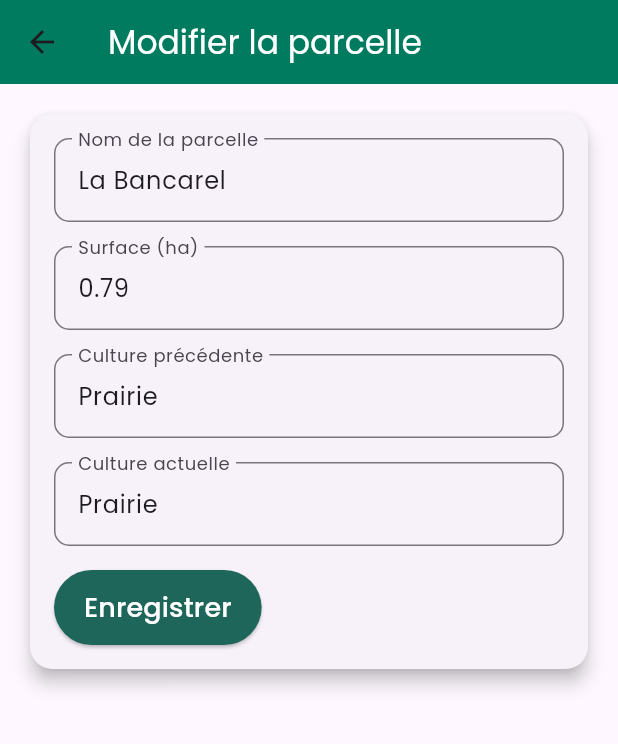
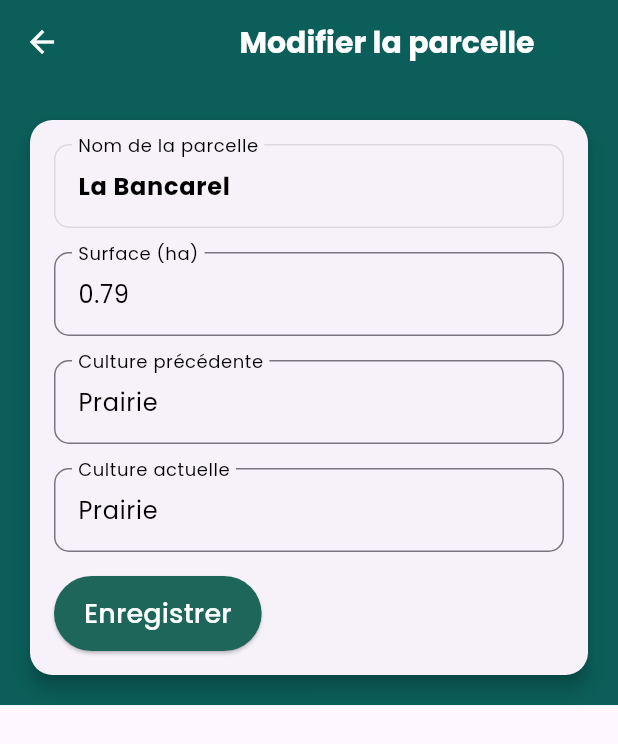
Before and after one commit to mikaelvery/sheep_care, a Flutter app: the ParcelsDetailScreen screen opened directly with sample values from the repository, after a tap on "Modifier les informations", on a phone screen of 412 x 824 dp. Shown: the top 744 px of the screen. Run offline on Flutter 3.47's test engine with Material 3 defaults, Android fonts, the phone set to English and light mode, and no system bars; our stand-ins replace firebase_auth, firebase_core, google_maps_flutter, google_sign_in; accounts and stored records are empty.

Commit message:
maj all app bar in the app and delete bottom bar

```diff
--- a/lib/main.dart
+++ b/lib/main.dart
@@ -26,7 +26,7 @@ class MyApp extends StatelessWidget {
       home: const LoginPage(),
       routes: {
         '/home': (context) => const HomeScreen(),
-        '/parcelles': (context) => const ParcelsScreen(),
+        '/parcels': (context) => const ParcelsScreen(),
       },
     );
   }
--- a/lib/screens/edit_parcel_screen.dart
+++ b/lib/screens/edit_parcel_screen.dart
@@ -1,4 +1,5 @@
 import 'package:flutter/material.dart';
+import 'package:sheep_care/widgets/app_bar.dart';
 import '../models/parcels.dart';
 
 class EditParcelScreen extends StatelessWidget {
@@ -9,14 +10,26 @@ class EditParcelScreen extends StatelessWidget {
   @override
   Widget build(BuildContext context) {
     return Scaffold(
-      appBar: AppBar(
-        title: const Text(
+      appBar: const PreferredSize(
+        preferredSize: Size.fromHeight(60.0),
+        child: CustomAppBar(
+          titleWidget: Center(
+            child: Text(
               'Modifier la parcelle',
-          style: TextStyle(color: Colors.white),
+              style: TextStyle(
+                color: Colors.white,
+                fontWeight: FontWeight.bold,
+                fontSize: 20,
               ),
-        backgroundColor: const Color(0xFF007B5F),
             ),
-      body: SingleChildScrollView(
+          ),
+          showBackButton: true,
+          actions: [],
+        ),
+      ),
+      body: Container(
+        color: const Color.fromARGB(255, 11, 94, 89),
+        child: SingleChildScrollView(
           padding: const EdgeInsets.all(16.0),
           child: Card(
             elevation: 5,
@@ -28,50 +41,16 @@ class EditParcelScreen extends StatelessWidget {
               child: Column(
                 crossAxisAlignment: CrossAxisAlignment.start,
                 children: [
-                TextField(
-                  decoration: InputDecoration(
-                    labelText: 'Nom de la parcelle',
-                    border: OutlineInputBorder(
-                      borderRadius: BorderRadius.circular(10),
-                    ),
-                  ),
-                  controller: TextEditingController(text: parcel.nom),
-                ),
+                  _buildTextField('Nom de la parcelle', parcel.nom, isEditable: false, isBold: true),
                   const SizedBox(height: 16),
-                TextField(
-                  decoration: InputDecoration(
-                    labelText: 'Surface (ha)',
-                    border: OutlineInputBorder(
-                      borderRadius: BorderRadius.circular(10),
-                    ),
-                  ),
-                  controller: TextEditingController(text: parcel.surface.toString()),
-                ),
+                  _buildTextField('Surface (ha)', parcel.surface.toString()),
                   const SizedBox(height: 16),
-                TextField(
-                  decoration: InputDecoration(
-                    labelText: 'Culture précédente',
-                    border: OutlineInputBorder(
-                      borderRadius: BorderRadius.circular(10),
-                    ),
-                  ),
-                  controller: TextEditingController(text: parcel.culturePrecedente),
-                ),
+                  _buildTextField('Culture précédente', parcel.culturePrecedente),
                   const SizedBox(height: 16),
-                TextField(
-                  decoration: InputDecoration(
-                    labelText: 'Culture actuelle',
-                    border: OutlineInputBorder(
-                      borderRadius: BorderRadius.circular(10),
-                    ),
-                  ),
-                  controller: TextEditingController(text: parcel.cultureActuelle),
-                ),
+                  _buildTextField('Culture actuelle', parcel.cultureActuelle),
                   const SizedBox(height: 16),
                   ElevatedButton(
                     onPressed: () {
-                    // Logique pour enregistrer les modifications
-                    // mise à jour de la base de données
                       Navigator.pop(context);
                     },
                     style: ElevatedButton.styleFrom(
@@ -91,6 +70,27 @@ class EditParcelScreen extends StatelessWidget {
             ),
           ),
         ),
+      ),
+    );
+  }
+
+  Widget _buildTextField(String label, String initialValue, {bool isEditable = true, bool isBold = false}) {
+    return TextField(
+      enabled: isEditable,
+      decoration: InputDecoration(
+        labelText: label,
+        labelStyle: const TextStyle(color: Colors.black),
+        border: OutlineInputBorder(
+          borderRadius: BorderRadius.circular(10),
+          borderSide: const BorderSide(color: Colors.black),
+        ),
+        focusedBorder: OutlineInputBorder(
+          borderRadius: BorderRadius.circular(10),
+          borderSide: const BorderSide(color: Colors.black),
+        ),
+      ),
+      controller: TextEditingController(text: initialValue),
+      style: TextStyle(color: Colors.black, fontWeight: isBold ? FontWeight.bold : FontWeight.normal),
     );
   }
 }
--- a/lib/screens/parcels_detail_screen.dart
+++ b/lib/screens/parcels_detail_screen.dart
@@ -8,7 +8,7 @@ class ParcelsDetailScreen extends StatelessWidget {
 
   const ParcelsDetailScreen({required this.parcel, super.key});
 
-   @override
+  @override
   Widget build(BuildContext context) {
     return Scaffold(
       appBar: CustomAppBar(
--- a/lib/widgets/app_bar.dart
+++ b/lib/widgets/app_bar.dart
@@ -2,39 +2,48 @@ import 'package:flutter/material.dart';
 
 class CustomAppBar extends StatelessWidget implements PreferredSizeWidget {
   final Widget titleWidget;
+  final bool showBackButton;
   final List<Widget> actions;
-  final bool showBackButton;
+  final VoidCallback? onBackPressed;
 
   const CustomAppBar({
+    required this.titleWidget,
+    required this.showBackButton,
+    required this.actions,
+    this.onBackPressed,
     super.key,
-    required this.titleWidget,
-    this.actions = const [],
-    required this.showBackButton,
   });
 
   @override
   Widget build(BuildContext context) {
     return AppBar(
-      backgroundColor: Colors.transparent,
-      flexibleSpace: Container(
-        decoration: const BoxDecoration(
-          gradient: LinearGradient(
-            colors: [
-              Color(0xFF47B2A3), // Une couleur verte douce
-              Color(0xFF70D4B4), // Une couleur plus claire pour créer un effet de dégradé
-            ],
-            begin: Alignment.topLeft,
-            end: Alignment.bottomRight,
+      leading: showBackButton
+          ? IconButton(
+              icon: const Icon(Icons.arrow_back, color: Colors.white),
+              onPressed: () {
+                if (onBackPressed != null) {
+                  onBackPressed!();
+                } else {
+                  Navigator.pop(context);
+                }
+              },
+            )
+          : null,
+      title: Row(
+        mainAxisAlignment: showBackButton ? MainAxisAlignment.spaceBetween : MainAxisAlignment.center,
+        children: [
+          if (showBackButton) const SizedBox(width: 48),
+          Expanded(
+            child: Center(child: titleWidget),
           ),
-        ),
+          if (actions.isNotEmpty) const SizedBox(width: 48),
+        ],
       ),
-      elevation: 0,
-      title: titleWidget,
-      centerTitle: false,
       actions: actions,
+      backgroundColor: const Color.fromARGB(255, 11, 94, 89),
     );
   }
 
   @override
-  Size get preferredSize => const Size.fromHeight(150.0);
+  Size get preferredSize => const Size.fromHeight(kToolbarHeight);
 }
--- a/pubspec.yaml
+++ b/pubspec.yaml
@@ -82,8 +82,6 @@ flutter:
       - assets/sheep_care3.png
       - assets/login.png
       - assets/loading.png
-      - assets/appBar.png
-      - assets/avatar.png
       - assets/images/trefle.png
       - assets/images/foin.png
       - assets/images/notification.png
```
Also changed, not shown: lib/screens/parcels_screen.dart (+20 -31 lines), assets/appBar.png (deleted), assets/avatar.png (deleted), 1 other file. Lines whose indentation alone changed are shown as unchanged.
